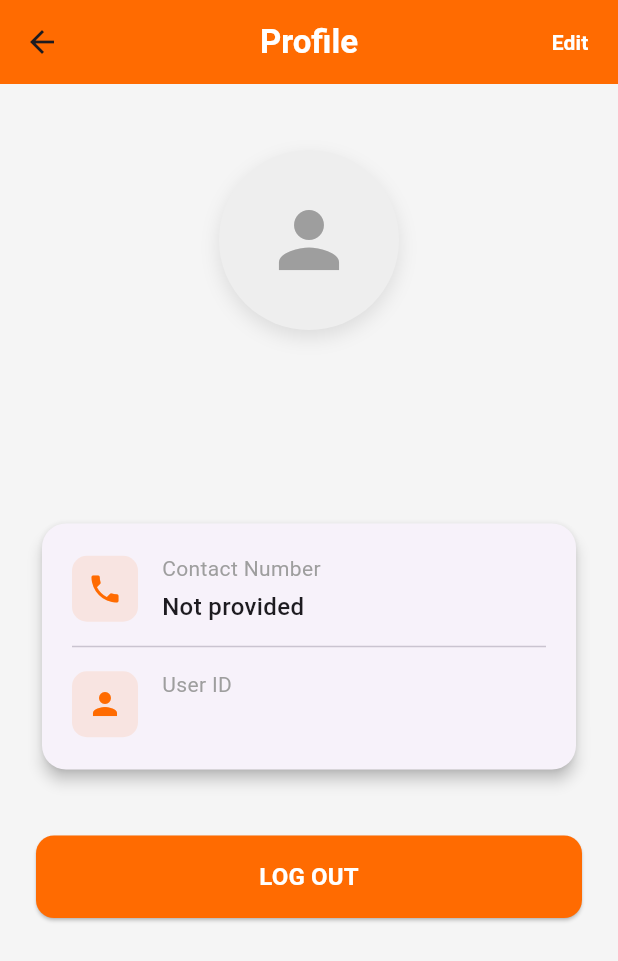
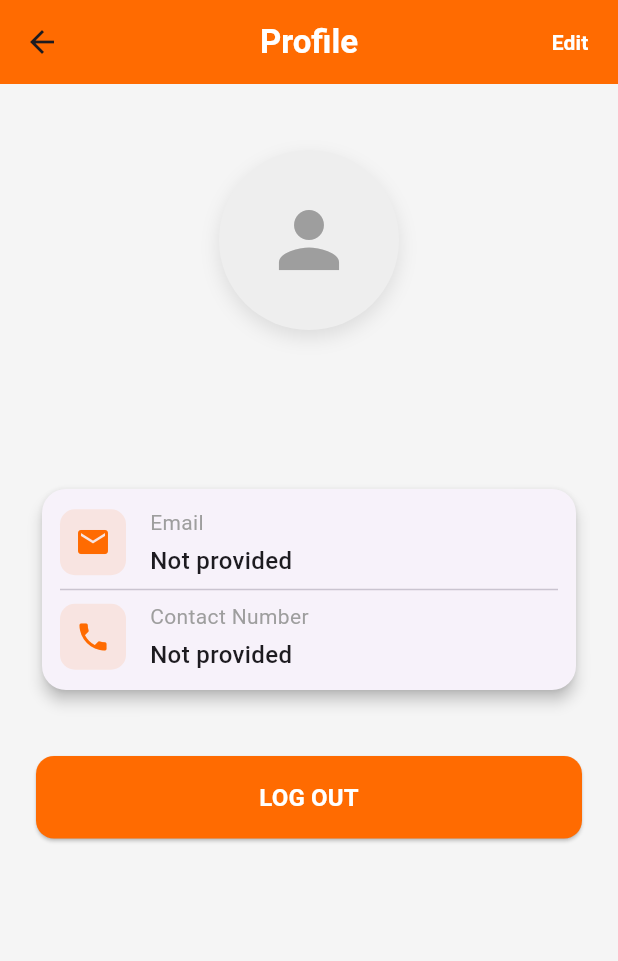
Before and after one commit to Nipuna7/Food-Order-App, a Flutter app: the ProfileScreen screen opened directly with empty values, on a phone screen of 412 x 824 dp. Shown: the top 961 px of the screen. Run offline on Flutter 3.47's test engine with Material 3 defaults, Android fonts, the phone set to English and light mode, and no system bars; our stand-ins replace cloud_firestore, firebase_auth, firebase_core, google_sign_in, image_picker; accounts and stored records are empty.

Commit message:
updated theme in profile page

```diff
--- a/foodapp/lib/main.dart
+++ b/foodapp/lib/main.dart
@@ -1,9 +1,7 @@
 import 'package:firebase_core/firebase_core.dart';
 import 'package:flutter/material.dart';
-import 'package:foodapp/screens/edit_profile_screen.dart';
 import 'package:foodapp/screens/froget_password_screen.dart';
 import 'package:foodapp/screens/loading_screen.dart';
-import 'package:foodapp/screens/profile_screen.dart';
 import 'package:foodapp/screens/sign_in_screen.dart';
 import 'package:foodapp/screens/sign_up_screen.dart';
 
--- a/foodapp/lib/screens/profile_screen.dart
+++ b/foodapp/lib/screens/profile_screen.dart
@@ -118,13 +118,6 @@ class _ProfileScreenState extends State<ProfileScreen> {
           ),
         ),
         SizedBox(height: 4),
-        Text(
-          _currentUser.email,
-          style: TextStyle(
-            fontSize: 16,
-            color: Colors.grey,
-          ),
-        ),
       ],
     );
   }
@@ -135,13 +128,17 @@ class _ProfileScreenState extends State<ProfileScreen> {
       shape: RoundedRectangleBorder(
         borderRadius: BorderRadius.circular(16),
       ),
+
       child: Padding(
-        padding: EdgeInsets.all(20),
+        padding: EdgeInsets.all(12),
         child: Column(
+
           children: [
+            _buildInfoItem(Icons.email, 'Email', _currentUser.email.isEmpty ? 'Not provided' : _currentUser.email),
+            Divider(),
             _buildInfoItem(Icons.phone, 'Contact Number', _currentUser.contactNumber.isEmpty ? 'Not provided' : _currentUser.contactNumber),
-            Divider(height: 30),
-            _buildInfoItem(Icons.person, 'User ID', _currentUser.uid),
+
+
           ],
         ),
       ),
```
